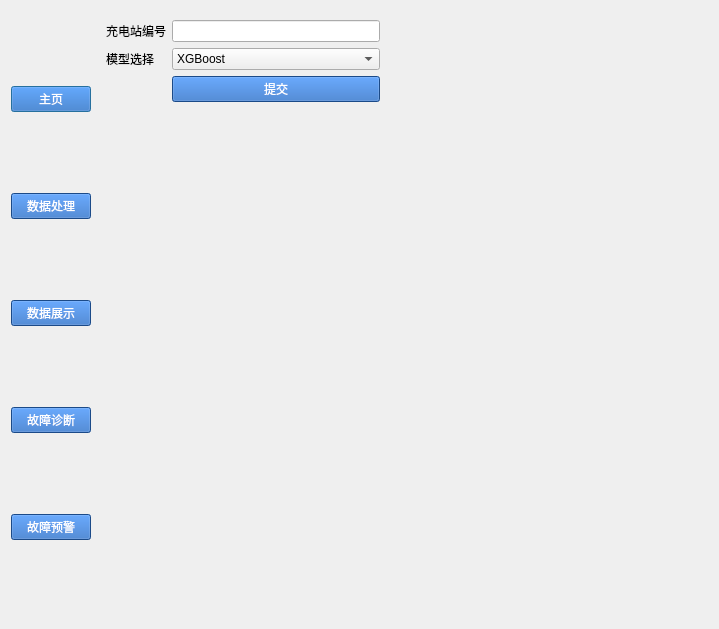
Old version of the form v6.ui in the repository VictorHuu/ChargeSecurityProtection.
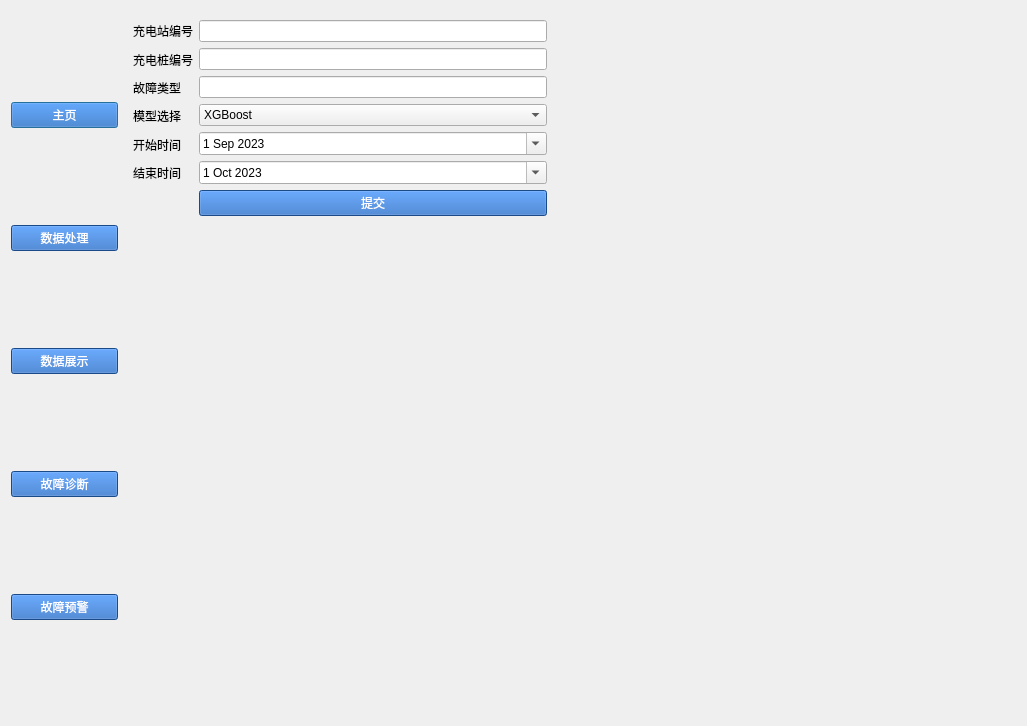
New version of the form. The open tabs and pages were chosen to show the change.

Commit message: handles FileNotFoundException,enrich the UI and make it more user friendly 1. Change some LineEdit Widget to SpinBox or ComboBox 2. Add a progress bar that indicates the progress

Diff of the .ui file:
```diff
--- a/v6.ui
+++ b/v6.ui
@@ -6,8 +6,8 @@
    <rect>
     <x>0</x>
     <y>0</y>
-    <width>719</width>
-    <height>629</height>
+    <width>1027</width>
+    <height>726</height>
    </rect>
   </property>
   <property name="windowTitle">
@@ -216,6 +216,20 @@
                </property>
               </widget>
              </item>
+             <item>
+              <widget class="QLabel" name="label_2">
+               <property name="text">
+                <string>充电桩编号</string>
+               </property>
+              </widget>
+             </item>
+             <item>
+              <widget class="QLabel" name="label_3">
+               <property name="text">
+                <string>故障类型</string>
+               </property>
+              </widget>
+             </item>
              <item>
               <widget class="QLabel" name="label_17">
                <property name="text">
@@ -223,6 +237,20 @@
                </property>
               </widget>
              </item>
+             <item>
+              <widget class="QLabel" name="label_6">
+               <property name="text">
+                <string>开始时间</string>
+               </property>
+              </widget>
+             </item>
+             <item>
+              <widget class="QLabel" name="label_7">
+               <property name="text">
+                <string>结束时间</string>
+               </property>
+              </widget>
+             </item>
             </layout>
            </item>
            <item row="1" column="1">
@@ -245,7 +273,13 @@
            <item row="0" column="1">
             <layout class="QVBoxLayout" name="verticalLayout_12">
              <item>
-              <widget class="QLineEdit" name="lineEdit_15"/>
+              <widget class="QLineEdit" name="lineEdit_4"/>
+             </item>
+             <item>
+              <widget class="QLineEdit" name="lineEdit"/>
+             </item>
+             <item>
+              <widget class="QLineEdit" name="lineEdit_2"/>
              </item>
              <item>
               <widget class="QComboBox" name="comboBox_6">
@@ -261,6 +295,83 @@
                </item>
               </widget>
              </item>
+             <item>
+              <widget class="QDateEdit" name="dateEdit">
+               <property name="dateTime">
+                <datetime>
+                 <hour>0</hour>
+                 <minute>0</minute>
+                 <second>0</second>
+                 <year>2023</year>
+                 <month>9</month>
+                 <day>1</day>
+                </datetime>
+               </property>
+               <property name="maximumDateTime">
+                <datetime>
+                 <hour>23</hour>
+                 <minute>59</minute>
+                 <second>59</second>
+                 <year>2025</year>
+                 <month>12</month>
+                 <day>31</day>
+                </datetime>
+               </property>
+               <property name="minimumDateTime">
+                <datetime>
+                 <hour>0</hour>
+                 <minute>0</minute>
+                 <second>0</second>
+                 <year>2023</year>
+                 <month>1</month>
+                 <day>1</day>
+                </datetime>
+               </property>
+               <property name="currentSection">
+                <enum>QDateTimeEdit::YearSection</enum>
+               </property>
+               <property name="calendarPopup">
+                <bool>true</bool>
+               </property>
+              </widget>
+             </item>
+             <item>
+              <widget class="QDateEdit" name="dateEdit_2">
+               <property name="dateTime">
+                <datetime>
+                 <hour>0</hour>
+                 <minute>0</minute>
+                 <second>0</second>
+                 <year>2023</year>
+                 <month>10</month>
+                 <day>1</day>
+                </datetime>
+               </property>
+               <property name="maximumDateTime">
+                <datetime>
+                 <hour>23</hour>
+                 <minute>59</minute>
+                 <second>59</second>
+                 <year>2025</year>
+                 <month>12</month>
+                 <day>31</day>
+                </datetime>
+               </property>
+               <property name="minimumDateTime">
+                <datetime>
+                 <hour>0</hour>
+                 <minute>0</minute>
+                 <second>0</second>
+                 <year>2023</year>
+                 <month>1</month>
+                 <day>1</day>
+                </datetime>
+               </property>
+               <property name="calendarPopup">
+                <bool>true</bool>
+               </property>
+              </widget>
+             </item>
             </layout>
            </item>
           </layout>
```
Left out of the diff: 14 changed lines with no effect on the pictures. The commit also changes 2 other files.
